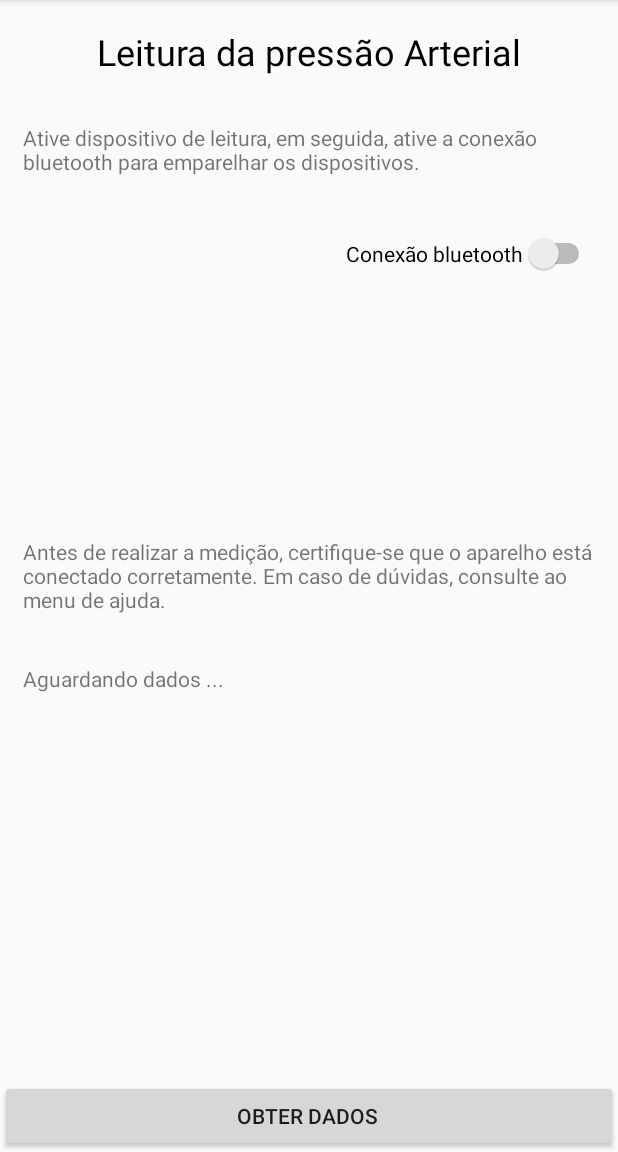
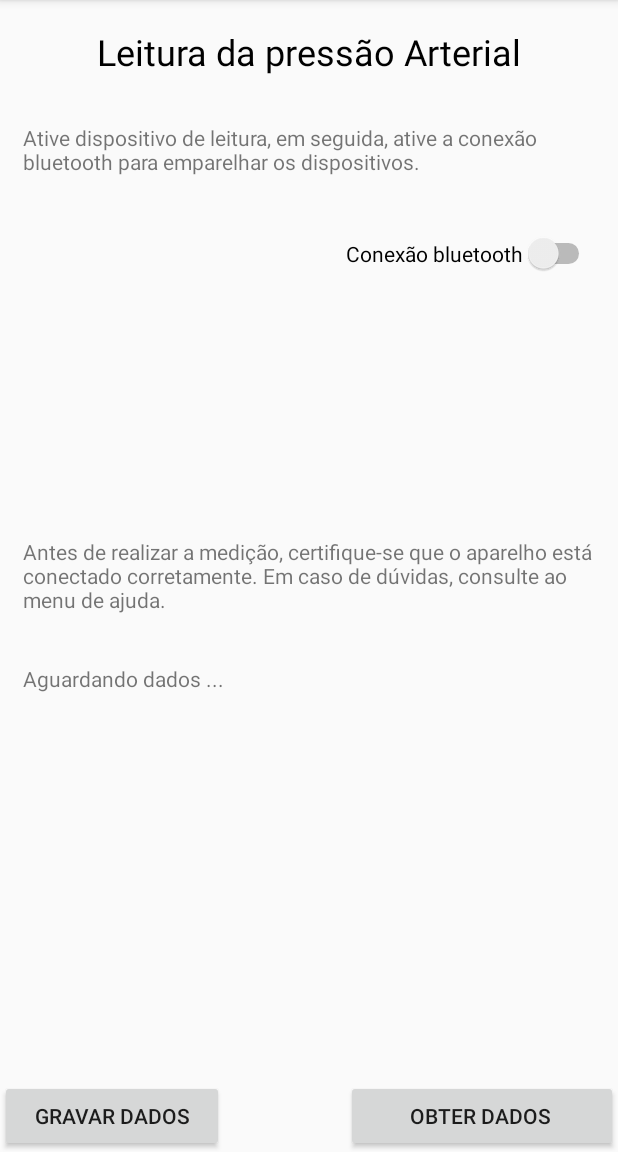
Before and after one commit to renan357/Tcc, an Android app: the screen it shows after launch (Main2Activity), in the side drawer, after a tap on "Gallery", on a phone screen of 412 x 824 dp, the part 84-1236 px from its top. Run offline under Robolectric (Android 15) with nearby library versions, the light colour scheme and no system bars.

Commit message:
leitura
final

```diff
--- a/app/src/main/java/com/example/home/healthcare/Leitura.java
+++ b/app/src/main/java/com/example/home/healthcare/Leitura.java
@@ -19,22 +19,20 @@ public class Leitura extends Fragment {
     View myView;
     Switch aswitch;
     BluetoothAdapter btAdapter;
-    String sys;
-    String dia;
-    String pulse;
+    ConnectionThread connect;
     static Button bt;
+    static Button btbanco;
     static TextView txtconexao;
     static TextView txtsys;
     static TextView txtdia;
     static TextView txtpulse;
     static TextView txtpareamento;
     static TextView txtdadosrecebidos;
-    ConnectionThread connect;
-    Main2Activity main2Activity = new Main2Activity();
-    static String a;
+    static int dadosok = 0;
+
 
     public View onCreateView(LayoutInflater inflater, ViewGroup container, Bundle savedInstanceState) {
-        myView = inflater.inflate(R.layout.activity_main, container, false);
+        myView = inflater.inflate(R.layout.activity_leitura, container, false);
         aswitch = (Switch)myView.findViewById(R.id.conswitch);
         txtdadosrecebidos= (TextView)myView.findViewById(R.id.Leituratext4);
         txtconexao = (TextView)myView.findViewById(R.id.Leituratextok);
@@ -43,6 +41,7 @@ public class Leitura extends Fragment {
         txtpulse = (TextView)myView.findViewById(R.id.Leiturapulse);
         txtpareamento = (TextView)myView.findViewById(R.id.Leituratext5);
         bt = (Button)myView.findViewById(R.id.button);
+        btbanco = (Button)myView.findViewById(R.id.btbanco);
 
         aswitch.setOnCheckedChangeListener(new CompoundButton.OnCheckedChangeListener() {
             @Override
@@ -91,15 +90,25 @@ public class Leitura extends Fragment {
                 }
                 if (conec.isConnected()== false){
                     txtpareamento.setText("Dispositivo não pareado!");
-           /*         try {
-                        Thread.sleep(2000);
-                    } catch (InterruptedException e) {
-                        e.printStackTrace();
                 }
-                    txtpareamento.setText(" ");*/
-                }else {
+                else {
                     txtpareamento.setText("Dispositivo pareado!");
                 }
+
+            }
+        });
+
+        btbanco.setOnClickListener(new View.OnClickListener() {
+            @Override
+            public void onClick(View v) {
+
+                if (dadosok == 0){
+                    Toast.makeText(getActivity(), "Dados inválidos!",
+                            Toast.LENGTH_LONG).show();
+                }else{
+                    gravabanco();
+                }
+
 
             }
         });
@@ -124,9 +133,18 @@ public class Leitura extends Fragment {
                 txtdia.setText(dia);
                 txtsys.setText(sys);
                 txtpulse.setText(pulse);
-                    main2Activity.gravabanco(dataString);
+                if ((dia.equals(" 0")) &&(sys.equals(" 0"))&&(pulse.equals(" 0")));
+                else {
+                    dadosok =1;
+                }
+
             }
 
         }
     };
+
+    public void gravabanco(){
+
     }
+
+}
--- a/app/src/main/java/com/example/home/healthcare/Main2Activity.java
+++ b/app/src/main/java/com/example/home/healthcare/Main2Activity.java
@@ -15,9 +15,6 @@ import android.view.MenuItem;
 public class Main2Activity extends AppCompatActivity
         implements NavigationView.OnNavigationItemSelectedListener {
 
-    String sys;
-    String dia;
-    String pulse;
     FragmentManager fragmentManager = getFragmentManager();
 
 
@@ -95,9 +92,4 @@ public class Main2Activity extends AppCompatActivity
         drawer.closeDrawer(GravityCompat.START);
         return true;
     }
-
-
-    public void gravabanco (String s){
-    }
-
 }
--- a/app/src/main/res/layout/activity_main.xml
+++ b/app/src/main/res/layout/activity_leitura.xml
@@ -11,19 +11,20 @@
 
         <Button
             android:id="@+id/button"
-            android:layout_width="188dp"
+            android:layout_width="match_parent"
             android:layout_height="wrap_content"
             android:layout_alignParentBottom="true"
             android:layout_alignParentEnd="true"
-            android:layout_alignParentLeft="true"
             android:layout_alignParentRight="true"
-            android:layout_alignParentStart="true"
+            android:layout_toEndOf="@+id/Leituratext4"
             android:text="Obter dados "
             app:layout_constraintHorizontal_bias="0.0"
             app:layout_constraintLeft_toLeftOf="parent"
             app:layout_constraintRight_toRightOf="parent"
             tools:ignore="HardcodedText,MissingConstraints"
-            tools:layout_editor_absoluteY="109dp" />
+            tools:layout_editor_absoluteY="109dp"
+            android:layout_alignLeft="@+id/conswitch"
+            android:layout_alignStart="@+id/conswitch" />
 
         <Switch
             android:id="@+id/conswitch"
@@ -128,4 +129,16 @@
             android:layout_below="@+id/Leituradia"
             android:layout_marginTop="20dp" />
 
+        <Button
+            android:id="@+id/btbanco"
+            android:layout_width="wrap_content"
+            android:layout_height="wrap_content"
+            android:layout_alignEnd="@+id/Leituratext4"
+            android:layout_alignParentBottom="true"
+            android:layout_alignParentLeft="true"
+            android:layout_alignParentStart="true"
+            android:layout_alignRight="@+id/Leituratext4"
+            android:onClick="gravabanco"
+            android:text="gravar dados" />
+
 </RelativeLayout>
```
Also changed, not shown: app/src/main/java/com/example/home/healthcare/Adapter.java (deleted, +0 -13 lines), app/src/main/java/com/example/home/healthcare/List.java (deleted, +0 -13 lines), app/src/main/java/com/example/home/healthcare/MainActivity.java (deleted, +0 -123 lines), app/src/main/res/layout/activity_adapter.xml (deleted, +0 -9 lines), app/src/main/res/layout/activity_list.xml (deleted, +0 -9 lines). Lines whose indentation alone changed are shown as unchanged.
